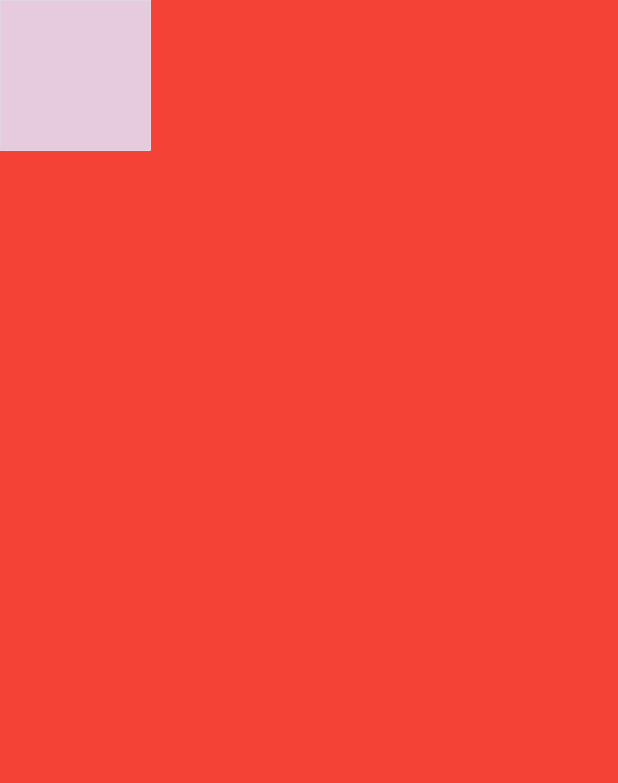
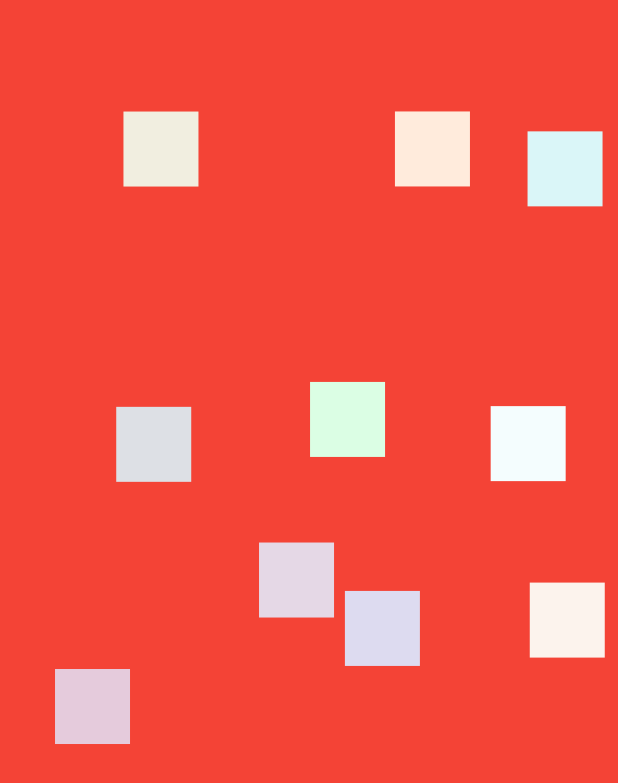
Before and after one commit to remoteportal/slowly_moving_widgets_field, a Flutter app: the screen it shows after launch, on a phone screen of 412 x 824 dp. Shown: the top 783 px of the screen. Run offline on Flutter 3.47's test engine with Material 2 defaults, Android fonts, the phone set to English and light mode, and no system bars.

Commit message:
slow start

```diff
--- a/lib/slowly_moving_widgets_field.dart
+++ b/lib/slowly_moving_widgets_field.dart
@@ -12,30 +12,62 @@ class SlowlyMovingWidgetsField extends StatefulWidget {
 }
 
 class Dude {
-  double left;
-  double top;
+  double width = 50;
+  double height = 50;
+  double left = -1;
+  double top = -1;
   double xdelta;
   double ydelta;
   Color color;
 }
 
 class _SlowlyMovingWidgetsFieldState extends State<SlowlyMovingWidgetsField> {
+  final r = new Random();
+
+  double width = -1;
+  double height = -1;
+
+  double accelerate = .01;
+
   int i = 0;
   List<Dude> list = [];
   Container back = Container(color: Colors.red);
 
   @override
   Widget build(BuildContext context) {
+    if (height < 0) {
+      width = MediaQuery.of(context).size.width;
+      height = MediaQuery.of(context).size.height;
+      list.forEach((d) {
+        if (d.left < 0) {
+          d.left = r.nextInt((width - d.width).toInt()).toDouble();
+          d.top = r.nextInt((height - d.height).toInt()).toDouble();
+        }
+      });
+    }
+
 //    print("build");
     List<Widget> l = [back];
     list.forEach((d) {
 //      print("dude: left=${d.left}");
       l.add(Positioned(
-          child: Container(color: d.color, height: 100, width: 100),
+          child: Container(color: d.color, height: d.height, width: d.width),
           left: d.left,
           top: d.top));
-      d.left += d.xdelta;
-      d.top += d.ydelta;
+      d.left += d.xdelta * accelerate;
+      d.top += d.ydelta * accelerate;
+
+      if (d.left < 0 || d.left + d.width > width) {
+        d.xdelta *= -1;
+      }
+
+      if (d.top < 0 || d.top + d.height > height) {
+        d.ydelta *= -1;
+      }
+
+      if (accelerate < 1.0) {
+        accelerate += 0.005;
+      }
     });
     return Stack(
       children: l,
@@ -50,67 +82,20 @@ class _SlowlyMovingWidgetsFieldState extends State<SlowlyMovingWidgetsField> {
   @override
   void initState() {
     super.initState();
-//    list = [
-//      Positioned(
-//        child: Container(
-////          width: 100,
-////          height: 100,
-//          color: Colors.red,
-//        ),
-//        left: 0,
-//        top: 0
-//      ),
-////      Positioned(
-////          child: Container(
-////            width: 80,
-////            height: 80,
-////            color: Colors.green,
-////          ),
-////          left: 0,
-////          top: 0),
-////      Positioned(
-////          child: Container(
-////            width: 80,
-////            height: 80,
-////            color: Colors.yellow,
-////          ),
-////          left: 100,
-////          top: 100),
-//    ];
-//
-//    for (int i = 0; i < 1; i++) {
-////      list.forEach((w) {
-////        w.key = UniqueKey()
-////      });
-//      list.add(Positioned(
-//          child: Container(
-//            color: Colors.black,
-//            width: 80,
-//            height: 80,
-//          ),
-//          left: 0,
-//          key: UniqueKey(),
-//          top: 0));
-//    }
 
-    var r = new Random();
     for (int i = 0; i < 10; i++) {
       Dude d = Dude();
       d.color = Color.fromARGB(
           255, 200 + r.nextInt(56), 200 + r.nextInt(56), 200 + r.nextInt(56));
-      d.left = 0;
-      d.top = 0;
-      d.xdelta = r.nextDouble() / 100;
-      d.ydelta = r.nextDouble() / 100;
+      d.xdelta = (0.5 - r.nextDouble()) / 1;
+      d.ydelta = (0.5 - r.nextDouble()) / 1;
       list.add(d);
     }
 
     Timer.periodic(Duration(milliseconds: 1000 ~/ 30), (timer) {
-//      print("i=$i");
       setState(() {
         i++;
       });
-//      list[1].left = i;
     });
   }
 }
```
